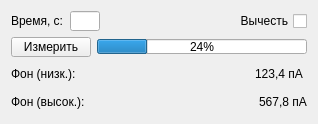
First picture: the form in RSCAN_DOSE/src/widgets/widgetbackground.ui, repository niitfa/RSCAN_DOSE_GUI, before the edit.
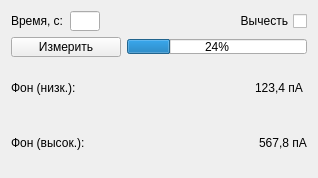
Second picture: the form after the edit.

What changed in the file:
```diff
--- a/RSCAN_DOSE/src/widgets/widgetbackground.ui
+++ b/RSCAN_DOSE/src/widgets/widgetbackground.ui
@@ -7,7 +7,7 @@
     <x>0</x>
     <y>0</y>
     <width>318</width>
-    <height>124</height>
+    <height>178</height>
    </rect>
   </property>
   <property name="minimumSize">
@@ -84,20 +84,20 @@
      <item>
       <widget class="QPushButton" name="pushButton_background">
        <property name="sizePolicy">
-        <sizepolicy hsizetype="Minimum" vsizetype="Fixed">
+        <sizepolicy hsizetype="Fixed" vsizetype="Fixed">
          <horstretch>0</horstretch>
          <verstretch>15</verstretch>
         </sizepolicy>
        </property>
        <property name="minimumSize">
         <size>
-         <width>0</width>
+         <width>110</width>
          <height>20</height>
         </size>
        </property>
        <property name="maximumSize">
         <size>
-         <width>16777215</width>
+         <width>110</width>
          <height>20</height>
         </size>
        </property>
```
